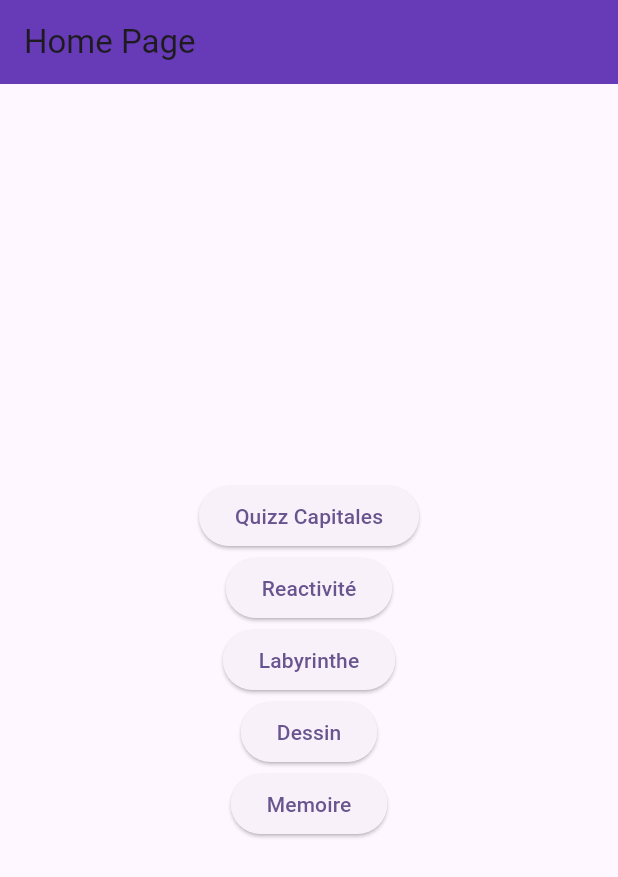
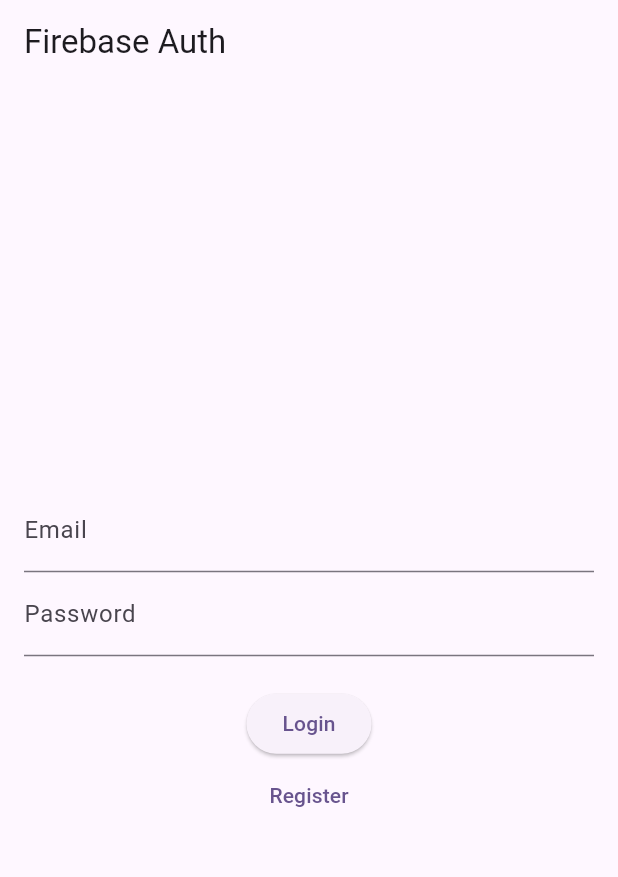
Before and after one commit to Camtax53/PROG_MOBILE, a Flutter app: the screen it shows after launch, on a phone screen of 412 x 824 dp. Shown: the top 877 px of the screen. Run offline on Flutter 3.47's test engine with Material 2 defaults, Android fonts, the phone set to English and light mode, and no system bars; our stand-ins replace firebase_auth, firebase_core, flutter_colorpicker, sensors_plus; accounts and stored records are empty.

Commit message:
authentification firebase

```diff
--- a/lib/Auth/auth.dart
+++ b/lib/Auth/auth.dart
@@ -1,4 +1,5 @@
 import 'package:firebase_auth/firebase_auth.dart';
+import 'package:flutter/material.dart';
 
 class Auth {
   final FirebaseAuth _firebaseAuth = FirebaseAuth.instance;
@@ -7,10 +8,18 @@
 
   Stream<User?> get authStateChanges => _firebaseAuth.authStateChanges();
 
-  Future<void> signInWithEmailAndPassword(required String email,required String password) async {
+  Future<void> signInWithEmailAndPassword(String email, String password) async {
     await _firebaseAuth.signInWithEmailAndPassword(
         email: email, password: password);
   }
 
+  Future<void> createUserWithEmailAndPassword(
+      String email, String password) async {
+    await _firebaseAuth.createUserWithEmailAndPassword(
+        email: email, password: password);
+  }
 
+  Future<void> signOut() async {
+    await _firebaseAuth.signOut();
+  }
 }
--- /dev/null
+++ b/lib/Auth/login_register_page.dart
@@ -0,0 +1,113 @@
+import 'package:flutter/material.dart';
+import 'package:flutter_application_1/Auth/auth.dart';
+import 'package:firebase_auth/firebase_auth.dart';
+
+class LoginPage extends StatefulWidget {
+  const LoginPage({Key? key}) : super(key: key);
+  @override
+  _LoginPageState createState() => _LoginPageState();
+}
+
+class _LoginPageState extends State<LoginPage> {
+  String? errorMessage = '';
+  bool isLogin = true;
+
+  final TextEditingController _controllerEmail = TextEditingController();
+  final TextEditingController _controllerPassword = TextEditingController();
+
+  Future<void> signInWithEmailAndPassword() async {
+    try {
+      await Auth().signInWithEmailAndPassword(
+          _controllerEmail.text, _controllerPassword.text);
+    } on FirebaseAuthException catch (e) {
+      setState(() {
+        errorMessage = e.message;
+      });
+    }
+  }
+
+  Future<void> createUserWithEmailAndPassword() async {
+    try {
+      await Auth().createUserWithEmailAndPassword(
+          _controllerEmail.text, _controllerPassword.text);
+    } on FirebaseAuthException catch (e) {
+      setState(() {
+        errorMessage = e.message;
+      });
+    }
+  }
+
+  Widget _title() {
+    return const Text('Firebase Auth');
+  }
+
+  Widget _entryField(String title, TextEditingController controller) {
+    return TextField(
+      controller: controller,
+      decoration: InputDecoration(
+        labelText: title,
+      ),
+    );
+  }
+
+  Widget _entryFieldPassWord(String title, TextEditingController controller) {
+    return TextField(
+      controller: controller,
+      obscureText: true,
+      obscuringCharacter: '*',
+      decoration: InputDecoration(
+        labelText: title,
+      ),
+    );
+  }
+
+  Widget _errorMessage() {
+    return Text(
+      errorMessage == '' ? '' : 'Humm ? $errorMessage',
+    );
+  }
+
+  Widget _submitButton() {
+    return ElevatedButton(
+      onPressed:
+          isLogin ? signInWithEmailAndPassword : createUserWithEmailAndPassword,
+      child: Text(isLogin ? 'Login' : 'Register'),
+    );
+  }
+
+  Widget _loginOrRegisterButton() {
+    return TextButton(
+      onPressed: () {
+        setState(() {
+          isLogin = !isLogin;
+        });
+      },
+      child: Text(isLogin ? 'Register' : 'Login'),
+    );
+  }
+
+  @override
+  Widget build(BuildContext context) {
+    return Scaffold(
+      appBar: AppBar(
+        title: _title(),
+      ),
+      body: Container(
+        height: double.infinity,
+        width: double.infinity,
+        padding: const EdgeInsets.all(16.0),
+        child: Column(
+          crossAxisAlignment: CrossAxisAlignment.center,
+          mainAxisAlignment: MainAxisAlignment.center,
+          children: <Widget>[
+            _entryField('Email', _controllerEmail),
+            _entryFieldPassWord('Password', _controllerPassword),
+            _errorMessage(),
+            _submitButton(),
+            _loginOrRegisterButton(),
+          ],
+        ),
+      ),
+    );
+  }
+}
--- /dev/null
+++ b/lib/Auth/widget_tree.dart
@@ -0,0 +1,121 @@
+import 'package:flutter/material.dart';
+import 'package:flutter_application_1/Auth/auth.dart';
+import 'package:flutter_application_1/Auth/home_page.dart';
+import 'package:flutter_application_1/Auth/login_register_page.dart';
+
+import 'package:flutter_application_1/tuto/quizzTut.dart';
+import 'package:flutter_application_1/tuto/reactivite.dart';
+import 'package:flutter_application_1/tuto/labyrinthe.dart';
+import 'package:flutter_application_1/tuto/dessin.dart';
+import 'package:flutter_application_1/tuto/memoireMenu.dart';
+
+class WidgetTree extends StatefulWidget {
+  const WidgetTree({Key? key}) : super(key: key);
+
+  @override
+  _WidgetTreeState createState() => _WidgetTreeState();
+}
+
+class _WidgetTreeState extends State<WidgetTree> {
+  @override
+  Widget build(BuildContext context) {
+    return StreamBuilder(
+      stream: Auth().authStateChanges,
+      builder: (context, snapshot) {
+        if (snapshot.hasData) {
+          return MyHomePage(
+            title: 'Games',
+          );
+        } else {
+          return const LoginPage();
+        }
+      },
+    );
+  }
+}
+
+class MyHomePage extends StatefulWidget {
+  MyHomePage({super.key, required this.title});
+
+  final String title;
+
+  @override
+  State<MyHomePage> createState() => _MyHomePageState();
+}
+
+class _MyHomePageState extends State<MyHomePage> {
+  Future<void> signOut() async {
+    await Auth().signOut();
+  }
+
+  Widget _signOutButton() {
+    return ElevatedButton(
+      onPressed: signOut,
+      child: const Text('Sign Out'),
+    );
+  }
+
+  @override
+  Widget build(BuildContext context) {
+    return Scaffold(
+      appBar: AppBar(
+        backgroundColor: Colors.deepPurple,
+        title: const Text('Home Page'),
+      ),
+      body: Center(
+        child: Column(
+          mainAxisAlignment: MainAxisAlignment.center,
+          children: <Widget>[
+            ElevatedButton(
+              child: const Text('Quizz Capitales'),
+              onPressed: () {
+                Navigator.push(
+                  context,
+                  MaterialPageRoute(builder: (context) => QuizzPage()),
+                );
+              },
+            ),
+            ElevatedButton(
+              child: const Text('Reactivité'),
+              onPressed: () {
+                Navigator.push(
+                  context,
+                  MaterialPageRoute(builder: (context) => ReactivitePage()),
+                );
+              },
+            ),
+            ElevatedButton(
+              child: const Text('Labyrinthe'),
+              onPressed: () {
+                Navigator.push(
+                  context,
+                  MaterialPageRoute(
+                      builder: (context) => const LabyrinthePage()),
+                );
+              },
+            ),
+            ElevatedButton(
+              child: const Text('Dessin'),
+              onPressed: () {
+                Navigator.push(
+                  context,
+                  MaterialPageRoute(builder: (context) => DessinPage()),
+                );
+              },
+            ),
+            ElevatedButton(
+              child: const Text('Memoire'),
+              onPressed: () {
+                Navigator.push(
+                  context,
+                  MaterialPageRoute(builder: (context) => MemoirePage()),
+                );
+              },
+            ),
+            _signOutButton(),
+          ],
+        ),
+      ),
+    );
+  }
+}
--- a/lib/main.dart
+++ b/lib/main.dart
@@ -1,13 +1,9 @@
 import 'package:flutter/material.dart';
 import 'package:flutter/services.dart';
 import 'package:firebase_core/firebase_core.dart';
-import 'package:flutter_application_1/tuto/quizzTut.dart';
-import 'package:flutter_application_1/tuto/reactivite.dart';
-import 'package:flutter_application_1/tuto/labyrinthe.dart';
-import 'package:flutter_application_1/tuto/dessin.dart';
-import 'package:flutter_application_1/tuto/memoireMenu.dart';
+import 'package:flutter_application_1/Auth/widget_Tree.dart';
 
-Future main() async{
+Future<void> main() async {
   WidgetsFlutterBinding.ensureInitialized();
   await Firebase.initializeApp();
   runApp(const MyApp());
@@ -24,81 +20,7 @@
         colorScheme: ColorScheme.fromSeed(seedColor: Colors.deepPurple),
         useMaterial3: true,
       ),
-      home: const MyHomePage(title: 'Quizz'),
+      home: const WidgetTree(),
     );
   }
 }
-
-class MyHomePage extends StatefulWidget {
-  const MyHomePage({super.key, required this.title});
-
-  final String title;
-
-  @override
-  State<MyHomePage> createState() => _MyHomePageState();
-}
-
-class _MyHomePageState extends State<MyHomePage> {
-  @override
-  Widget build(BuildContext context) {
-    return Scaffold(
-      appBar: AppBar(
-        backgroundColor: Colors.deepPurple,
-        title: const Text('Home Page'),
-      ),
-      body: Center(
-        child: Column(
-          mainAxisAlignment: MainAxisAlignment.center,
-          children: <Widget>[
-            ElevatedButton(
-              child: const Text('Quizz Capitales'),
-              onPressed: () {
-                Navigator.push(
-                  context,
-                  MaterialPageRoute(builder: (context) => QuizzPage()),
-                );
-              },
-            ),
-            ElevatedButton(
-              child: const Text('Reactivité'),
-              onPressed: () {
-                Navigator.push(
-                  context,
-                  MaterialPageRoute(builder: (context) => ReactivitePage()),
-                );
-              },
-            ),
-            ElevatedButton(
-              child: const Text('Labyrinthe'),
-              onPressed: () {
-                Navigator.push(
-                  context,
-                  MaterialPageRoute(
-                      builder: (context) => const LabyrinthePage()),
-                );
-              },
-            ),
-            ElevatedButton(
-              child: const Text('Dessin'),
-              onPressed: () {
-                Navigator.push(
-                  context,
-                  MaterialPageRoute(builder: (context) => DessinPage()),
-                );
-              },
-            ),
-            ElevatedButton(
-              child: const Text('Memoire'),
-              onPressed: () {
-                Navigator.push(
-                  context,
-                  MaterialPageRoute(builder: (context) => MemoirePage()),
-                );
-              },
-            ),
-          ],
-        ),
-      ),
-    );
-  }
-}
--- a/pubspec.yaml
+++ b/pubspec.yaml
@@ -45,9 +45,9 @@
     sdk: flutter
 
   #Firebase Database
-  #cloud_firestore: ^4.5.2
-  firebase_core: ^1.20.0
-  firebase_auth: ^3.5.0
+  cloud_firestore: ^4.5.2
+  firebase_core: ^2.10.0
+  firebase_auth: ^4.4.2
 
   # The "flutter_lints" package below contains a set of recommended lints to
   # encourage good coding practices. The lint set provided by the package is
```
Also changed, not shown: lib/Auth/home_page.dart (added, +50 -0 lines), pubspec.lock, 1 other file.
